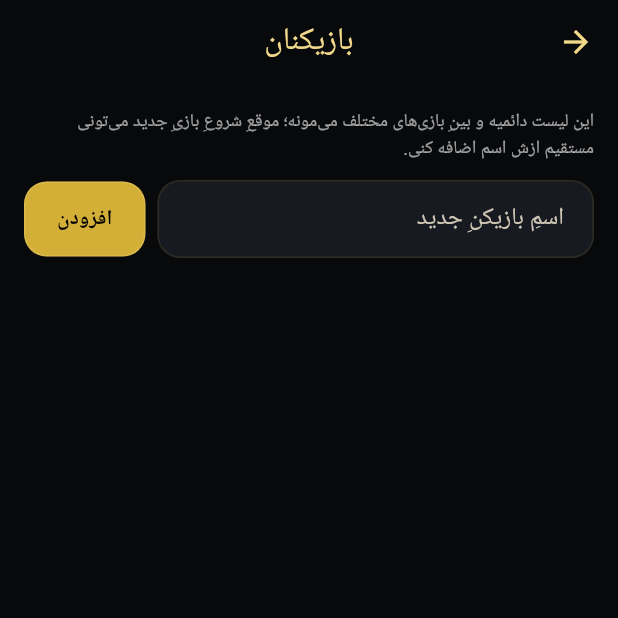
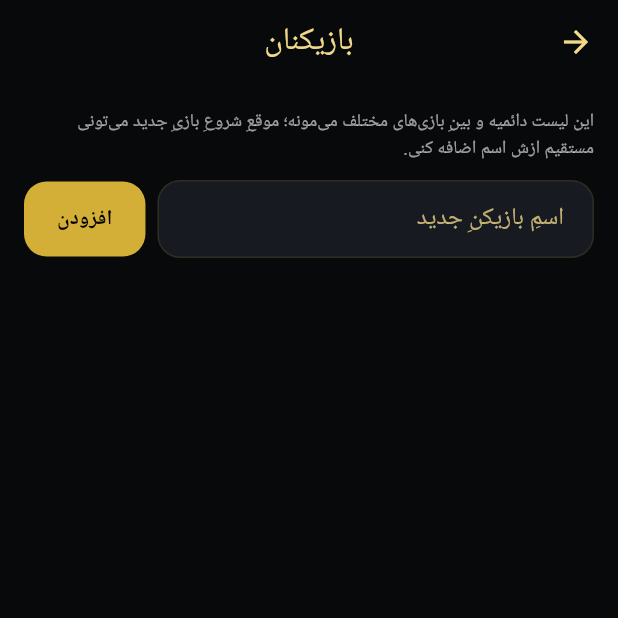
Before and after one commit to gaabaariaa/Sarkoob, a Flutter app: the screen it shows after launch, after a tap on "بازیکنان", on a phone screen of 412 x 824 dp, the top half of it. Run offline on Flutter 3.47's test engine with Material 3 defaults, Android fonts, the phone set to English and light mode, and no system bars; our stand-ins replace audioplayers, file_picker, google_fonts, shared_preferences; Roboto replaces fonts that are missing (Lalezar, Vazirmatn).

Commit message:
Polish shared controls for Start Game visual consistency

```diff
--- a/lib/theme/app_theme.dart
+++ b/lib/theme/app_theme.dart
@@ -9,14 +9,11 @@ class AppColors {
   static const surfaceDark = Color(0xFF111318);
   static const surfaceCard = Color(0xFF171A20);
   static const surfaceElevated = Color(0xFF1D1A16);
-
   static const gold = Color(0xFFD4AF37);
   static const goldLight = Color(0xFFF1D989);
   static const goldDark = Color(0xFF8A6D1D);
-
   static const bloodRed = Color(0xFF3D0C0C);
   static const bloodRedLight = Color(0xFF6B1414);
-
   static const mutedText = Color(0xFF9B9DA4);
   static const subtleText = Color(0xFF686B73);
 }
@@ -136,10 +133,19 @@ class AppTheme {
         color: card,
         elevation: 0,
         margin: EdgeInsets.zero,
+        surfaceTintColor: Colors.transparent,
         shape: RoundedRectangleBorder(
           borderRadius: BorderRadius.circular(18),
           side: BorderSide(color: primary.withOpacity(0.12)),
         ),
+      ),
+      listTileTheme: ListTileThemeData(
+        tileColor: card,
+        shape: RoundedRectangleBorder(borderRadius: BorderRadius.circular(15)),
+        iconColor: primaryLight,
+        textColor: Colors.white,
+        subtitleColor: Colors.white60,
+        contentPadding: const EdgeInsets.symmetric(horizontal: 14, vertical: 3),
       ),
       bottomSheetTheme: BottomSheetThemeData(
         backgroundColor: surface,
@@ -153,8 +159,6 @@ class AppTheme {
         backgroundColor: surface,
         surfaceTintColor: Colors.transparent,
         shape: RoundedRectangleBorder(borderRadius: BorderRadius.circular(22)),
-        titleTextStyle: GoogleFonts.lalezar(fontSize: 21, color: primaryLight),
-        contentTextStyle: bodyFont.bodyMedium,
       ),
       elevatedButtonTheme: ElevatedButtonThemeData(
         style: ElevatedButton.styleFrom(
@@ -163,10 +167,7 @@ class AppTheme {
           minimumSize: const Size(0, 50),
           padding: const EdgeInsets.symmetric(horizontal: 22, vertical: 14),
           elevation: 0,
-          shape: RoundedRectangleBorder(
-            borderRadius: BorderRadius.circular(15),
-            side: BorderSide(color: primaryLight.withOpacity(0.25)),
-          ),
+          shape: RoundedRectangleBorder(borderRadius: BorderRadius.circular(15)),
           textStyle: const TextStyle(fontWeight: FontWeight.w800),
         ),
       ),
@@ -186,22 +187,30 @@ class AppTheme {
           textStyle: const TextStyle(fontWeight: FontWeight.w700),
         ),
       ),
+      switchTheme: SwitchThemeData(
+        thumbColor: WidgetStateProperty.resolveWith((states) =>
+            states.contains(WidgetState.selected) ? primary : Colors.white38),
+        trackColor: WidgetStateProperty.resolveWith((states) =>
+            states.contains(WidgetState.selected) ? primary.withOpacity(0.35) : Colors.white12),
+        trackOutlineColor: WidgetStateProperty.all(primary.withOpacity(0.18)),
+      ),
+      radioTheme: RadioThemeData(
+        fillColor: WidgetStateProperty.resolveWith((states) =>
+            states.contains(WidgetState.selected) ? primary : Colors.white38),
+      ),
       checkboxTheme: CheckboxThemeData(
         fillColor: WidgetStateProperty.resolveWith((states) =>
             states.contains(WidgetState.selected) ? primary : Colors.transparent),
         checkColor: WidgetStateProperty.all(Colors.black),
         side: BorderSide(color: primary.withOpacity(0.55)),
       ),
-      switchTheme: SwitchThemeData(
-        thumbColor: WidgetStateProperty.resolveWith((states) =>
-            states.contains(WidgetState.selected) ? primary : Colors.white38),
-        trackColor: WidgetStateProperty.resolveWith((states) =>
-            states.contains(WidgetState.selected) ? primary.withOpacity(0.35) : Colors.white12),
-      ),
-      dividerTheme: DividerThemeData(
-        color: primary.withOpacity(0.14),
-        thickness: 1,
-        space: 1,
+      iconTheme: IconThemeData(color: primaryLight),
+      dividerTheme: DividerThemeData(color: primary.withOpacity(0.14), thickness: 1, space: 1),
+      sliderTheme: SliderThemeData(
+        activeTrackColor: primary,
+        inactiveTrackColor: primary.withOpacity(0.18),
+        thumbColor: primaryLight,
+        overlayColor: primary.withOpacity(0.12),
       ),
       inputDecorationTheme: InputDecorationTheme(
         filled: true,
@@ -219,6 +228,8 @@ class AppTheme {
           borderRadius: BorderRadius.circular(15),
           borderSide: BorderSide(color: primary, width: 1.2),
         ),
+        labelStyle: TextStyle(color: primaryLight.withOpacity(0.78)),
+        floatingLabelStyle: TextStyle(color: primaryLight),
         hintStyle: TextStyle(color: Colors.white.withOpacity(0.38)),
       ),
     );
```
